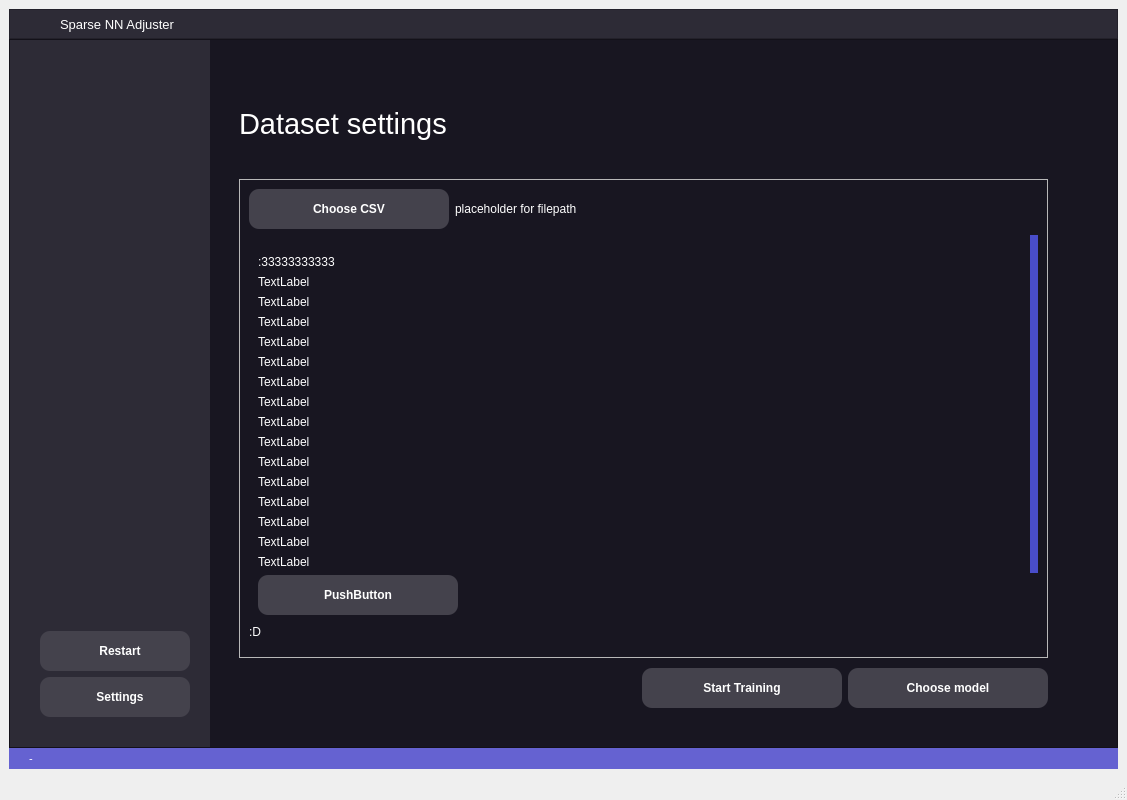
Before: the Qt Designer form file.ui in saxovia/bsc-thesis, drawn with Qt 5.
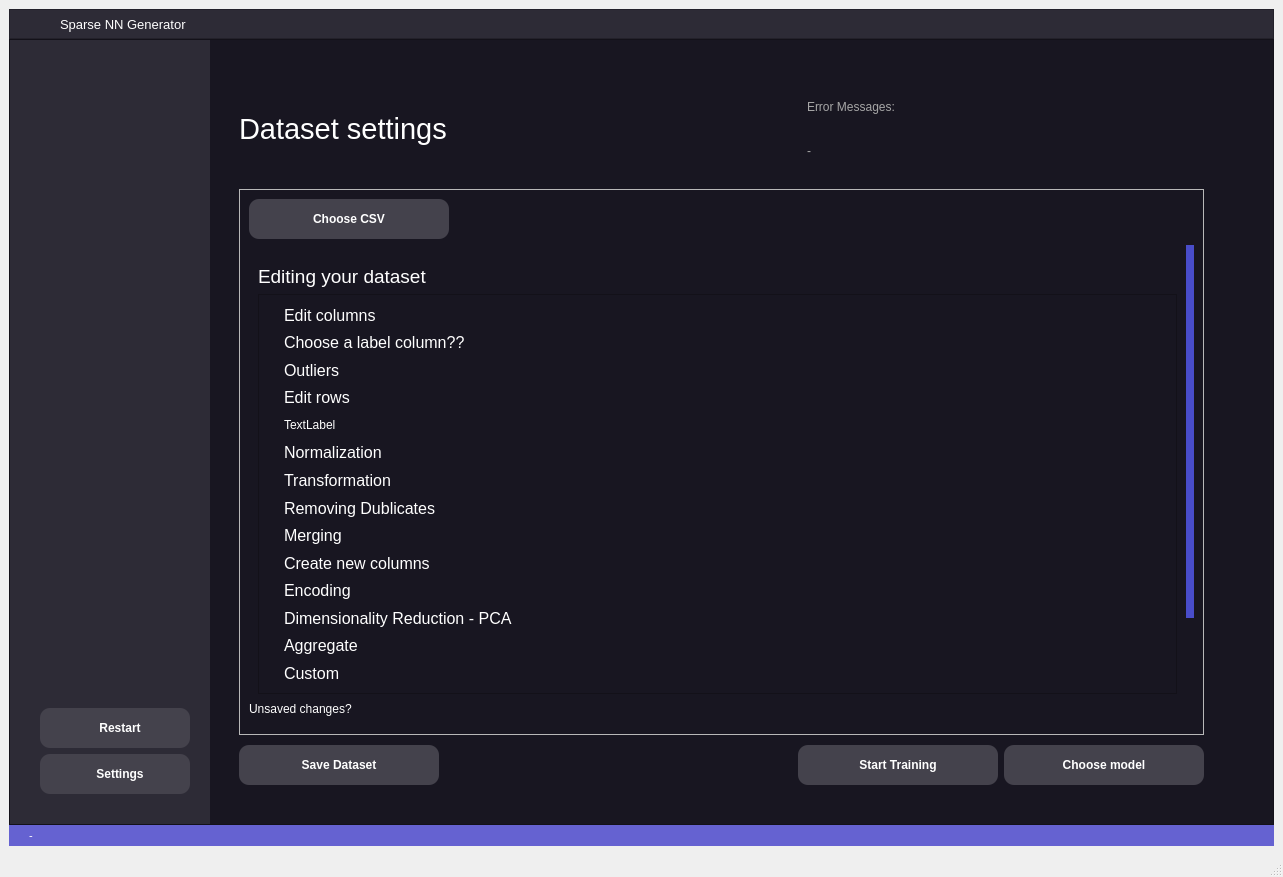
After: the same form once the commit is applied. The open tabs and pages were chosen to show the change. Icons and pictures are not drawn.

Commit message: Add function for importing datasets

The edit to the form file:
```diff
--- a/file.ui
+++ b/file.ui
@@ -6,8 +6,8 @@
    <rect>
     <x>0</x>
     <y>0</y>
-    <width>1127</width>
-    <height>800</height>
+    <width>1283</width>
+    <height>877</height>
    </rect>
   </property>
   <property name="windowTitle">
@@ -163,188 +163,6 @@
     <property name="verticalSpacing">
      <number>0</number>
     </property>
-    <item row="0" column="0">
-     <widget class="QFrame" name="title_frame">
-      <property name="minimumSize">
-       <size>
-        <width>0</width>
-        <height>30</height>
-       </size>
-      </property>
-      <property name="maximumSize">
-       <size>
-        <width>16777215</width>
-        <height>30</height>
-       </size>
-      </property>
-      <property name="frameShape">
-       <enum>QFrame::StyledPanel</enum>
-      </property>
-      <property name="frameShadow">
-       <enum>QFrame::Raised</enum>
-      </property>
-      <layout class="QGridLayout" name="gridLayout_3">
-       <property name="leftMargin">
-        <number>0</number>
-       </property>
-       <property name="topMargin">
-        <number>0</number>
-       </property>
-       <property name="rightMargin">
-        <number>0</number>
-       </property>
-       <property name="bottomMargin">
-        <number>0</number>
-       </property>
-       <property name="spacing">
-        <number>0</number>
-       </property>
-       <item row="0" column="0">
-        <layout class="QHBoxLayout" name="horizontalLayout_2">
-         <property name="spacing">
-          <number>10</number>
-         </property>
-         <property name="leftMargin">
-          <number>15</number>
-         </property>
-         <item>
-          <widget class="QPushButton" name="pushButton_3">
-           <property name="text">
-            <string/>
-           </property>
-           <property name="icon">
-            <iconset>
-             <normaloff>icons/neural-net.png</normaloff>icons/neural-net.png</iconset>
-           </property>
-          </widget>
-         </item>
-         <item>
-          <widget class="QLabel" name="label_3">
-           <property name="font">
-            <font>
-             <pointsize>10</pointsize>
-            </font>
-           </property>
-           <property name="text">
-            <string>Sparse NN Adjuster</string>
-           </property>
-          </widget>
-         </item>
-        </layout>
-       </item>
-       <item row="0" column="1">
-        <spacer name="horizontalSpacer">
-         <property name="orientation">
-          <enum>Qt::Horizontal</enum>
-         </property>
-         <property name="sizeHint" stdset="0">
-          <size>
-           <width>691</width>
-           <height>17</height>
-          </size>
-         </property>
-        </spacer>
-       </item>
-       <item row="0" column="2">
-        <layout class="QHBoxLayout" name="horizontalLayout">
-         <property name="spacing">
-          <number>0</number>
-         </property>
-         <property name="topMargin">
-          <number>0</number>
-         </property>
-         <property name="bottomMargin">
-          <number>0</number>
-         </property>
-         <item>
-          <widget class="QPushButton" name="minimize_button">
-           <property name="sizePolicy">
-            <sizepolicy hsizetype="Minimum" vsizetype="Expanding">
-             <horstretch>0</horstretch>
-             <verstretch>0</verstretch>
-            </sizepolicy>
-           </property>
-           <property name="text">
-            <string/>
-           </property>
-           <property name="icon">
-            <iconset>
-             <normaloff>icons/minimize-sign.png</normaloff>icons/minimize-sign.png</iconset>
-           </property>
-          </widget>
-         </item>
-         <item>
-          <widget class="QPushButton" name="maximize_button">
-           <property name="sizePolicy">
-            <sizepolicy hsizetype="Minimum" vsizetype="Expanding">
-             <horstretch>0</horstretch>
-             <verstretch>0</verstretch>
-            </sizepolicy>
-           </property>
-           <property name="text">
-            <string/>
-           </property>
-           <property name="icon">
-            <iconset>
-             <normaloff>icons/maximize.png</normaloff>icons/maximize.png</iconset>
-           </property>
-          </widget>
-         </item>
-         <item>
-          <widget class="QPushButton" name="close_button">
-           <property name="sizePolicy">
-            <sizepolicy hsizetype="Minimum" vsizetype="Expanding">
-             <horstretch>0</horstretch>
-             <verstretch>0</verstretch>
-            </sizepolicy>
-           </property>
-           <property name="text">
-            <string/>
-           </property>
-           <property name="icon">
-            <iconset>
-             <normaloff>icons/close.png</normaloff>icons/close.png</iconset>
-           </property>
-          </widget>
-         </item>
-        </layout>
-       </item>
-      </layout>
-     </widget>
-    </item>
-    <item row="2" column="0">
-     <widget class="QWidget" name="footer_widget" native="true">
-      <property name="autoFillBackground">
-       <bool>false</bool>
-      </property>
-      <layout class="QGridLayout" name="gridLayout_5">
-       <property name="leftMargin">
-        <number>20</number>
-       </property>
-       <property name="topMargin">
-        <number>4</number>
-       </property>
-       <property name="rightMargin">
-        <number>20</number>
-       </property>
-       <property name="bottomMargin">
-        <number>4</number>
-       </property>
-       <item row="0" column="0">
-        <widget class="QLabel" name="footer_label">
-         <property name="font">
-          <font>
-           <pointsize>8</pointsize>
-          </font>
-         </property>
-         <property name="text">
-          <string>-</string>
-         </property>
-        </widget>
-       </item>
-      </layout>
-     </widget>
-    </item>
     <item row="1" column="0">
      <widget class="QFrame" name="main_frame">
       <property name="frameShape">
@@ -516,47 +334,41 @@
               <property name="verticalSpacing">
                <number>10</number>
               </property>
-              <item row="0" column="0">
-               <widget class="QLabel" name="label">
-                <property name="minimumSize">
-                 <size>
-                  <width>0</width>
-                  <height>90</height>
-                 </size>
+              <item row="2" column="3">
+               <spacer name="horizontalSpacer_2">
+                <property name="orientation">
+                 <enum>Qt::Horizontal</enum>
                 </property>
-                <property name="maximumSize">
+                <property name="sizeHint" stdset="0">
                  <size>
-                  <width>16777215</width>
-                  <height>90</height>
+                  <width>40</width>
+                  <height>20</height>
                  </size>
                 </property>
-                <property name="font">
-                 <font>
-                  <pointsize>22</pointsize>
-                  <bold>false</bold>
-                 </font>
-                </property>
-                <property name="text">
-                 <string>Dataset settings</string>
-                </property>
-               </widget>
+               </spacer>
               </item>
-              <item row="2" column="2">
+              <item row="2" column="5">
                <widget class="QPushButton" name="pushButton_4">
                 <property name="text">
                  <string>Choose model</string>
                 </property>
                </widget>
               </item>
-              <item row="2" column="1">
-               <widget class="QPushButton" name="pushButton_2">
+              <item row="2" column="0">
+               <widget class="QPushButton" name="dataset_save_button">
                 <property name="text">
-                 <string>Start Training</string>
+                 <string>Save Dataset</string>
                 </property>
                </widget>
               </item>
-              <item row="1" column="0" colspan="3">
-               <widget class="QFrame" name="frame_3">
+              <item row="1" column="0" colspan="6">
+               <widget class="QFrame" name="dataset_main_content_frame">
+                <property name="sizePolicy">
+                 <sizepolicy hsizetype="Preferred" vsizetype="Expanding">
+                  <horstretch>0</horstretch>
+                  <verstretch>0</verstretch>
+                 </sizepolicy>
+                </property>
                 <property name="frameShape">
                  <enum>QFrame::StyledPanel</enum>
                 </property>
@@ -564,17 +376,20 @@
                  <enum>QFrame::Raised</enum>
                 </property>
                 <layout class="QGridLayout" name="gridLayout_10">
-                 <item row="0" column="1">
-                  <widget class="QLabel" name="label_6">
+                 <item row="3" column="0">
+                  <widget class="QLabel" name="dataset_unsaved_label">
                    <property name="text">
-                    <string>placeholder for filepath</string>
+                    <string>Unsaved changes?</string>
                    </property>
                   </widget>
                  </item>
-                 <item row="3" column="0">
-                  <widget class="QLabel" name="label_5">
+                 <item row="0" column="1">
+                  <widget class="QLabel" name="dataset_filepath_label">
+                   <property name="styleSheet">
+                    <string notr="true">color: rgb(166, 166, 166)</string>
+                   </property>
                    <property name="text">
-                    <string>:D</string>
+                    <string/>
                    </property>
                   </widget>
                  </item>
@@ -588,8 +403,8 @@
                      <rect>
                       <x>0</x>
                       <y>0</y>
-                      <width>781</width>
-                      <height>467</height>
+                      <width>937</width>
+                      <height>551</height>
                      </rect>
                     </property>
                     <property name="autoFillBackground">
@@ -601,30 +416,204 @@
                      </property>
                      <item>
                       <widget class="QLabel" name="label_4">
-                       <property name="text">
-                        <string>:33333333333</string>
+                       <property name="font">
+                        <font>
+                         <pointsize>14</pointsize>
+                        </font>
                        </property>
-                      </widget>
-                     </item>
-                     <item>
-                      <widget class="QLabel" name="label_7">
                        <property name="text">
-                        <string>TextLabel</string>
+                        <string>Editing your dataset</string>
                        </property>
                       </widget>
                      </item>
                      <item>
-                      <widget class="QLabel" name="label_8">
-                       <property name="text">
-                        <string>TextLabel</string>
+                      <widget class="QFrame" name="frame_4">
+                       <property name="sizePolicy">
+                        <sizepolicy hsizetype="Preferred" vsizetype="Expanding">
+                         <horstretch>0</horstretch>
+                         <verstretch>0</verstretch>
+                        </sizepolicy>
                        </property>
-                      </widget>
-                     </item>
-                     <item>
-                      <widget class="QLabel" name="label_20">
-                       <property name="text">
-                        <string>TextLabel</string>
+                       <property name="minimumSize">
+                        <size>
+                         <width>0</width>
+                         <height>400</height>
+                        </size>
                        </property>
+                       <property name="frameShape">
+                        <enum>QFrame::StyledPanel</enum>
+                       </property>
+                       <property name="frameShadow">
+                        <enum>QFrame::Raised</enum>
+                       </property>
+                       <layout class="QGridLayout" name="gridLayout_11">
+                        <property name="leftMargin">
+                         <number>25</number>
+                        </property>
+                        <item row="12" column="0">
+                         <widget class="QLabel" name="label_30">
+                          <property name="font">
+                           <font>
+                            <pointsize>12</pointsize>
+                           </font>
+                          </property>
+                          <property name="text">
+                           <string>Dimensionality Reduction - PCA</string>
+                          </property>
+                         </widget>
+                        </item>
+                        <item row="8" column="0">
+                         <widget class="QLabel" name="label_26">
+                          <property name="font">
+                           <font>
+                            <pointsize>12</pointsize>
+                           </font>
+                          </property>
+                          <property name="text">
+                           <string>Removing Dublicates</string>
+                          </property>
+                         </widget>
+                        </item>
+                        <item row="2" column="0">
+                         <widget class="QLabel" name="label_7">
+                          <property name="font">
+                           <font>
+                            <pointsize>12</pointsize>
+                           </font>
+                          </property>
+                          <property name="text">
+                           <string>Choose a label column??</string>
+                          </property>
+                         </widget>
+                        </item>
+                        <item row="13" column="0">
+                         <widget class="QLabel" name="label">
+                          <property name="font">
+                           <font>
+                            <pointsize>12</pointsize>
+                           </font>
+                          </property>
+                          <property name="text">
+                           <string>Aggregate</string>
+                          </property>
+                         </widget>
+                        </item>
+                        <item row="6" column="0">
+                         <widget class="QLabel" name="label_24">
+                          <property name="font">
+                           <font>
+                            <pointsize>12</pointsize>
+                           </font>
+                          </property>
+                          <property name="text">
+                           <string>Normalization</string>
+                          </property>
+                         </widget>
+                        </item>
+                        <item row="9" column="0">
+                         <widget class="QLabel" name="label_27">
+                          <property name="font">
+                           <font>
+                            <pointsize>12</pointsize>
+                           </font>
+                          </property>
+                          <property name="text">
+                           <string>Merging</string>
+                          </property>
+                         </widget>
+                        </item>
+                        <item row="14" column="0">
+                         <widget class="QLabel" name="label_5">
+                          <property name="font">
+                           <font>
+                            <pointsize>12</pointsize>
+                           </font>
+                          </property>
+                          <property name="text">
+                           <string>Custom</string>
+                          </property>
+                         </widget>
+                        </item>
+                        <item row="1" column="0">
+                         <widget class="QLabel" name="label_22">
+                          <property name="font">
+                           <font>
+                            <pointsize>12</pointsize>
+                           </font>
+                          </property>
+                          <property name="text">
+                           <string>Edit columns</string>
+                          </property>
+                         </widget>
+                        </item>
+                        <item row="4" column="0">
+                         <widget class="QLabel" name="label_23">
+                          <property name="font">
+                           <font>
+                            <pointsize>12</pointsize>
+                           </font>
+                          </property>
+                          <property name="text">
+                           <string>Edit rows</string>
+                          </property>
+                         </widget>
+                        </item>
+                        <item row="5" column="0">
+                         <widget class="QLabel" name="label_8">
+                          <property name="text">
+                           <string>TextLabel</string>
+                          </property>
+                         </widget>
+                        </item>
+                        <item row="7" column="0">
+                         <widget class="QLabel" name="label_25">
+                          <property name="font">
+                           <font>
+                            <pointsize>12</pointsize>
+                           </font>
+                          </property>
+                          <property name="text">
+                           <string>Transformation</string>
+                          </property>
+                         </widget>
+                        </item>
+                        <item row="11" column="0">
+                         <widget class="QLabel" name="label_29">
+                          <property name="font">
+                           <font>
+                            <pointsize>12</pointsize>
+                           </font>
+                          </property>
+                          <property name="text">
+                           <string>Encoding</string>
+                          </property>
+                         </widget>
+                        </item>
+                        <item row="10" column="0">
+                         <widget class="QLabel" name="label_28">
+                          <property name="font">
+                           <font>
+                            <pointsize>12</pointsize>
+                           </font>
+                          </property>
+                          <property name="text">
+                           <string>Create new columns</string>
+                          </property>
+                         </widget>
+                        </item>
+                        <item row="3" column="0">
+                         <widget class="QLabel" name="label_6">
+                          <property name="font">
+                           <font>
+                            <pointsize>12</pointsize>
+                           </font>
+                          </property>
+                          <property name="text">
+                           <string>Outliers</string>
+                          </property>
+                         </widget>
+                        </item>
+                       </layout>
                       </widget>
                      </item>
                      <item>
@@ -634,20 +623,6 @@
                        </property>
                       </widget>
                      </item>
-                     <item>
-                      <widget class="QLabel" name="label_16">
-                       <property name="text">
-                        <string>TextLabel</string>
-                       </property>
-                      </widget>
-                     </item>
-                     <item>
-                      <widget class="QLabel" name="label_9">
-                       <property name="text">
-                        <string>TextLabel</string>
-                       </property>
-                      </widget>
-                     </item>
                      <item>
                       <widget class="QLabel" name="label_10">
                        <property name="text">
@@ -655,69 +630,6 @@
                        </property>
                       </widget>
                      </item>
-                     <item>
-                      <widget class="QLabel" name="label_19">
-                       <property name="text">
-                        <string>TextLabel</string>
-                       </property>
-                      </widget>
-                     </item>
-                     <item>
-                      <widget class="QLabel" name="label_17">
-                       <property name="text">
-                        <string>TextLabel</string>
-                       </property>
-                      </widget>
-                     </item>
-                     <item>
-                      <widget class="QLabel" name="label_15">
-                       <property name="text">
-                        <string>TextLabel</string>
-                       </property>
-                      </widget>
-                     </item>
-                     <item>
-                      <widget class="QLabel" name="label_18">
-                       <property name="text">
-                        <string>TextLabel</string>
-                       </property>
-                      </widget>
-                     </item>
-                     <item>
-                      <widget class="QLabel" name="label_11">
-                       <property name="text">
-                        <string>TextLabel</string>
-                       </property>
-                      </widget>
-                     </item>
-                     <item>
-                      <widget class="QLabel" name="label_12">
-                       <property name="text">
-                        <string>TextLabel</string>
-                       </property>
-                      </widget>
-                     </item>
-                     <item>
-                      <widget class="QLabel" name="label_14">
-                       <property name="text">
-                        <string>TextLabel</string>
-                       </property>
-                      </widget>
-                     </item>
-                     <item>
-                      <widget class="QLabel" name="label_13">
-                       <property name="text">
-                        <string>TextLabel</string>
-                       </property>
-                      </widget>
-                     </item>
-                     <item>
-                      <widget class="QPushButton" name="pushButton_6">
-                       <property name="text">
-                        <string>PushButton</string>
-                       </property>
-                      </widget>
-                     </item>
                      <item>
                       <widget class="QPushButton" name="pushButton_5">
                        <property name="text">
@@ -729,19 +641,6 @@
                    </widget>
                   </widget>
                  </item>
-                 <item row="0" column="0">
-                  <widget class="QPushButton" name="pushButton">
-                   <property name="maximumSize">
-                    <size>
-                     <width>200</width>
-                     <height>40</height>
-                    </size>
-                   </property>
-                   <property name="text">
-                    <string>Choose CSV</string>
-                   </property>
-                  </widget>
-                 </item>
                  <item row="4" column="0">
                   <widget class="Line" name="line">
                    <property name="styleSheet">
@@ -752,34 +651,192 @@
                    </property>
                   </widget>
                  </item>
+                 <item row="0" column="0">
+                  <widget class="QPushButton" name="dataset_csv_button">
+                   <property name="maximumSize">
+                    <size>
+                     <width>200</width>
+                     <height>40</height>
+                    </size>
+                   </property>
+                   <property name="text">
+                    <string>Choose CSV</string>
+                   </property>
+                  </widget>
+                 </item>
                 </layout>
                </widget>
               </item>
+              <item row="0" column="0">
+               <widget class="QLabel" name="dataset_header_label">
+                <property name="minimumSize">
+                 <size>
+                  <width>0</width>
+                  <height>70</height>
+                 </size>
+                </property>
+                <property name="maximumSize">
+                 <size>
+                  <width>16777215</width>
+                  <height>100</height>
+                 </size>
+                </property>
+                <property name="font">
+                 <font>
+                  <pointsize>22</pointsize>
+                  <bold>false</bold>
+                 </font>
+                </property>
+                <property name="text">
+                 <string>Dataset settings</string>
+                </property>
+               </widget>
+              </item>
+              <item row="2" column="4">
+               <widget class="QPushButton" name="pushButton_2">
+                <property name="text">
+                 <string>Start Training</string>
+                </property>
+               </widget>
+              </item>
+              <item row="0" column="3">
+               <spacer name="horizontalSpacer_3">
+                <property name="maximumSize">
+                 <size>
+                  <width>16777215</width>
+                  <height>100</height>
+                 </size>
+                </property>
+                <property name="orientation">
+                 <enum>Qt::Horizontal</enum>
+                </property>
+                <property name="sizeHint" stdset="0">
+                 <size>
+                  <width>40</width>
+                  <height>20</height>
+                 </size>
+                </property>
+               </spacer>
+              </item>
+              <item row="0" column="4" colspan="2">
+               <widget class="QScrollArea" name="dataset_error_scroll_area">
+                <property name="maximumSize">
+                 <size>
+                  <width>16777215</width>
+                  <height>100</height>
+                 </size>
+                </property>
+                <property name="widgetResizable">
+                 <bool>true</bool>
+                </property>
+                <widget class="QWidget" name="scrollAreaWidgetContents_2">
+                 <property name="geometry">
+                  <rect>
+                   <x>0</x>
+                   <y>0</y>
+                   <width>406</width>
+                   <height>100</height>
+                  </rect>
+                 </property>
+                 <layout class="QVBoxLayout" name="verticalLayout_3">
+                  <item>
+                   <widget class="QLabel" name="dataset_errors_title_label">
+                    <property name="styleSheet">
+                     <string notr="true">color: rgb(166, 166, 166)</string>
+                    </property>
+                    <property name="text">
+                     <string>Error Messages:</string>
+                    </property>
+                   </widget>
+                  </item>
+                  <item>
+                   <widget class="QLabel" name="dataset_error_message_label">
+                    <property name="styleSheet">
+                     <string notr="true">color: rgb(166, 166, 166)</string>
+                    </property>
+                    <property name="text">
+                     <string>-</string>
+                    </property>
+                   </widget>
+                  </item>
+                 </layout>
+                </widget>
+               </widget>
+              </item>
              </layout>
             </widget>
             <widget class="QWidget" name="model_page">
-             <widget class="QLabel" name="label_2">
-              <property name="geometry">
-               <rect>
-                <x>160</x>
-                <y>150</y>
-                <width>461</width>
-                <height>281</height>
-               </rect>
-              </property>
-              <property name="text">
-               <string>I dont even know</string>
-              </property>
-              <property name="alignment">
-               <set>Qt::AlignLeading|Qt::AlignLeft|Qt::AlignTop</set>
-              </property>
-              <property name="wordWrap">
-               <bool>true</bool>
-              </property>
-             </widget>
+             <layout class="QGridLayout" name="gridLayout_14">
+              <item row="0" column="0">
+               <widget class="QLabel" name="label_2">
+                <property name="text">
+                 <string>I dont even know</string>
+                </property>
+                <property name="alignment">
+                 <set>Qt::AlignLeading|Qt::AlignLeft|Qt::AlignTop</set>
+                </property>
+                <property name="wordWrap">
+                 <bool>true</bool>
+                </property>
+               </widget>
+              </item>
+              <item row="0" column="1">
+               <widget class="QLabel" name="label_12">
+                <property name="text">
+                 <string>TextLabel</string>
+                </property>
+               </widget>
+              </item>
+             </layout>
             </widget>
             <widget class="QWidget" name="choose_results_page"/>
-            <widget class="QWidget" name="settings_page"/>
+            <widget class="QWidget" name="settings_page">
+             <layout class="QGridLayout" name="gridLayout_13">
+              <item row="1" column="0">
+               <widget class="QFrame" name="frame_3">
+                <property name="frameShape">
+                 <enum>QFrame::StyledPanel</enum>
+                </property>
+                <property name="frameShadow">
+                 <enum>QFrame::Raised</enum>
+                </property>
+                <layout class="QGridLayout" name="gridLayout_12">
+                 <item row="1" column="0">
+                  <widget class="QLabel" name="label_11">
+                   <property name="text">
+                    <string>TextLabel</string>
+                   </property>
+                  </widget>
+                 </item>
+                </layout>
+               </widget>
+              </item>
+              <item row="0" column="0">
+               <widget class="QLabel" name="label_9">
+                <property name="minimumSize">
+                 <size>
+                  <width>0</width>
+                  <height>70</height>
+                 </size>
+                </property>
+                <property name="maximumSize">
+                 <size>
+                  <width>16777215</width>
+                  <height>100</height>
+                 </size>
+                </property>
+                <property name="font">
+                 <font>
+                  <pointsize>22</pointsize>
+                 </font>
+                </property>
+                <property name="text">
+                 <string>Settings</string>
+                </property>
+               </widget>
+              </item>
+             </layout>
+            </widget>
            </widget>
           </item>
          </layout>
@@ -898,6 +955,188 @@
       </layout>
      </widget>
     </item>
+    <item row="0" column="0">
+     <widget class="QFrame" name="title_frame">
+      <property name="minimumSize">
+       <size>
+        <width>0</width>
+        <height>30</height>
+       </size>
+      </property>
+      <property name="maximumSize">
+       <size>
+        <width>16777215</width>
+        <height>30</height>
+       </size>
+      </property>
+      <property name="frameShape">
+       <enum>QFrame::StyledPanel</enum>
+      </property>
+      <property name="frameShadow">
+       <enum>QFrame::Raised</enum>
+      </property>
+      <layout class="QGridLayout" name="gridLayout_3">
+       <property name="leftMargin">
+        <number>0</number>
+       </property>
+       <property name="topMargin">
+        <number>0</number>
+       </property>
+       <property name="rightMargin">
+        <number>0</number>
+       </property>
+       <property name="bottomMargin">
+        <number>0</number>
+       </property>
+       <property name="spacing">
+        <number>0</number>
+       </property>
+       <item row="0" column="0">
+        <layout class="QHBoxLayout" name="horizontalLayout_2">
+         <property name="spacing">
+          <number>10</number>
+         </property>
+         <property name="leftMargin">
+          <number>15</number>
+         </property>
+         <item>
+          <widget class="QPushButton" name="pushButton_3">
+           <property name="text">
+            <string/>
+           </property>
+           <property name="icon">
+            <iconset>
+             <normaloff>icons/neural-net.png</normaloff>icons/neural-net.png</iconset>
+           </property>
+          </widget>
+         </item>
+         <item>
+          <widget class="QLabel" name="label_3">
+           <property name="font">
+            <font>
+             <pointsize>10</pointsize>
+            </font>
+           </property>
+           <property name="text">
+            <string>Sparse NN Generator</string>
+           </property>
+          </widget>
+         </item>
+        </layout>
+       </item>
+       <item row="0" column="1">
+        <spacer name="horizontalSpacer">
+         <property name="orientation">
+          <enum>Qt::Horizontal</enum>
+         </property>
+         <property name="sizeHint" stdset="0">
+          <size>
+           <width>691</width>
+           <height>17</height>
+          </size>
+         </property>
+        </spacer>
+       </item>
+       <item row="0" column="2">
+        <layout class="QHBoxLayout" name="horizontalLayout">
+         <property name="spacing">
+          <number>0</number>
+         </property>
+         <property name="topMargin">
+          <number>0</number>
+         </property>
+         <property name="bottomMargin">
+          <number>0</number>
+         </property>
+         <item>
+          <widget class="QPushButton" name="minimize_button">
+           <property name="sizePolicy">
+            <sizepolicy hsizetype="Minimum" vsizetype="Expanding">
+             <horstretch>0</horstretch>
+             <verstretch>0</verstretch>
+            </sizepolicy>
+           </property>
+           <property name="text">
+            <string/>
+           </property>
+           <property name="icon">
+            <iconset>
+             <normaloff>icons/minimize-sign.png</normaloff>icons/minimize-sign.png</iconset>
+           </property>
+          </widget>
+         </item>
+         <item>
+          <widget class="QPushButton" name="maximize_button">
+           <property name="sizePolicy">
+            <sizepolicy hsizetype="Minimum" vsizetype="Expanding">
+             <horstretch>0</horstretch>
+             <verstretch>0</verstretch>
+            </sizepolicy>
+           </property>
+           <property name="text">
+            <string/>
+           </property>
+           <property name="icon">
+            <iconset>
+             <normaloff>icons/maximize.png</normaloff>icons/maximize.png</iconset>
+           </property>
+          </widget>
+         </item>
+         <item>
+          <widget class="QPushButton" name="close_button">
+           <property name="sizePolicy">
+            <sizepolicy hsizetype="Minimum" vsizetype="Expanding">
+             <horstretch>0</horstretch>
+             <verstretch>0</verstretch>
+            </sizepolicy>
+           </property>
+           <property name="text">
+            <string/>
+           </property>
+           <property name="icon">
+            <iconset>
+             <normaloff>icons/close.png</normaloff>icons/close.png</iconset>
+           </property>
+          </widget>
+         </item>
+        </layout>
+       </item>
+      </layout>
+     </widget>
+    </item>
+    <item row="2" column="0">
+     <widget class="QWidget" name="footer_widget" native="true">
+      <property name="autoFillBackground">
+       <bool>false</bool>
+      </property>
+      <layout class="QGridLayout" name="gridLayout_5">
+       <property name="leftMargin">
+        <number>20</number>
+       </property>
+       <property name="topMargin">
+        <number>4</number>
+       </property>
+       <property name="rightMargin">
+        <number>20</number>
+       </property>
+       <property name="bottomMargin">
+        <number>4</number>
+       </property>
+       <item row="0" column="0">
+        <widget class="QLabel" name="footer_label">
+         <property name="font">
+          <font>
+           <pointsize>8</pointsize>
+          </font>
+         </property>
+         <property name="text">
+          <string>-</string>
+         </property>
+        </widget>
+       </item>
+      </layout>
+     </widget>
+    </item>
    </layout>
   </widget>
   <widget class="QMenuBar" name="menubar">
```
Left out of the diff: 30 changed lines with no effect on the pictures. The commit also changes 3 other files.
